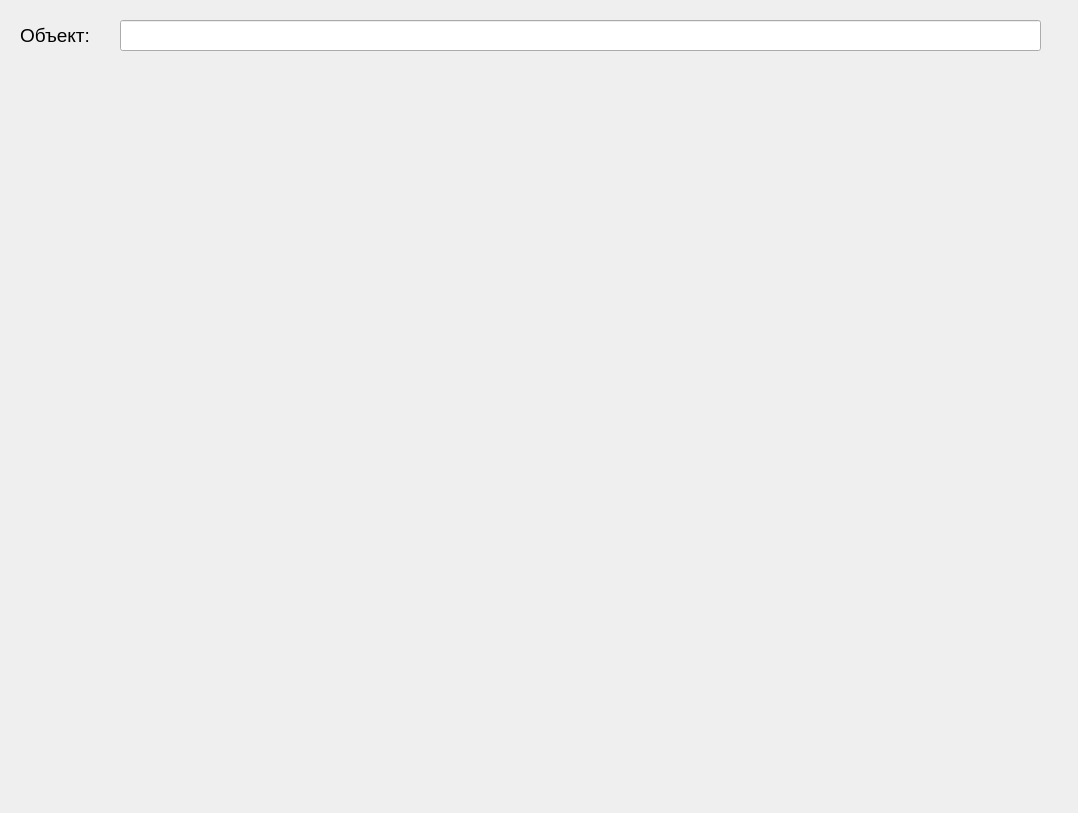
CodinMaestro/MAPS_API, file map.ui: the form before one commit.
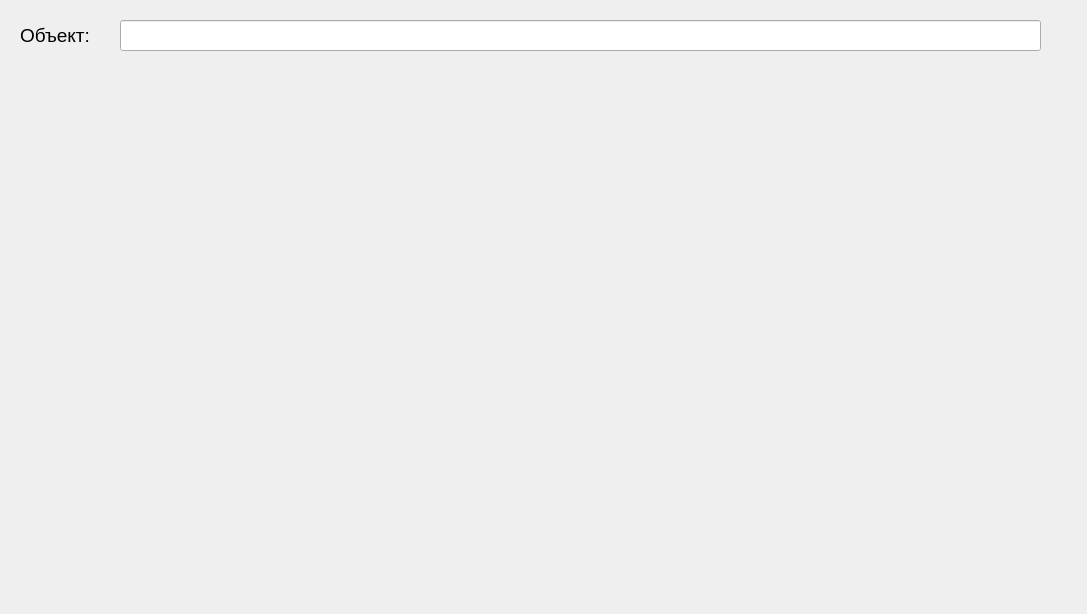
The form after the commit.

What changed in the file:
```diff
--- a/map.ui
+++ b/map.ui
@@ -6,8 +6,8 @@
    <rect>
     <x>0</x>
     <y>0</y>
-    <width>1078</width>
-    <height>813</height>
+    <width>1087</width>
+    <height>614</height>
    </rect>
   </property>
   <property name="windowTitle">
@@ -44,10 +44,10 @@
   <widget class="QLabel" name="im_map">
    <property name="geometry">
     <rect>
-     <x>50</x>
-     <y>100</y>
-     <width>971</width>
-     <height>641</height>
+     <x>80</x>
+     <y>80</y>
+     <width>600</width>
+     <height>450</height>
     </rect>
    </property>
    <property name="text">
```
